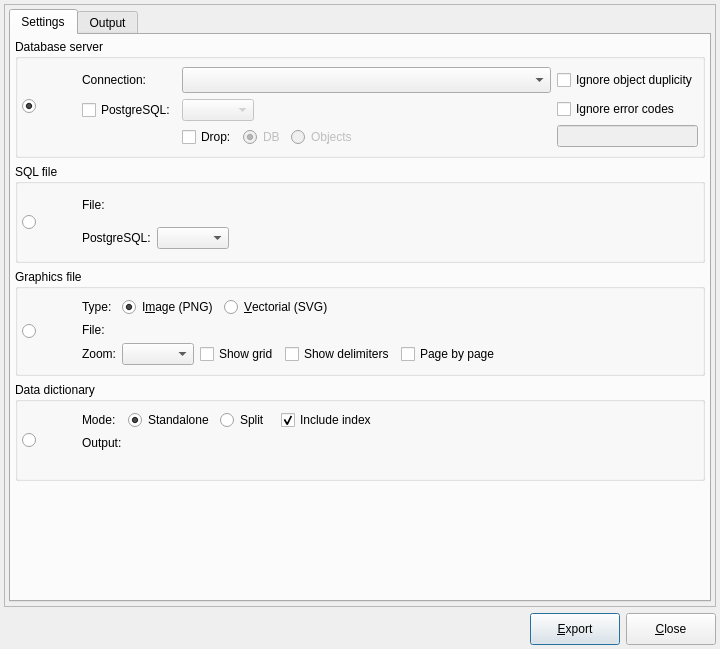
First picture: the form in libpgmodeler_ui/ui/modelexportform.ui, repository pgmodeler/pgmodeler, before the edit.
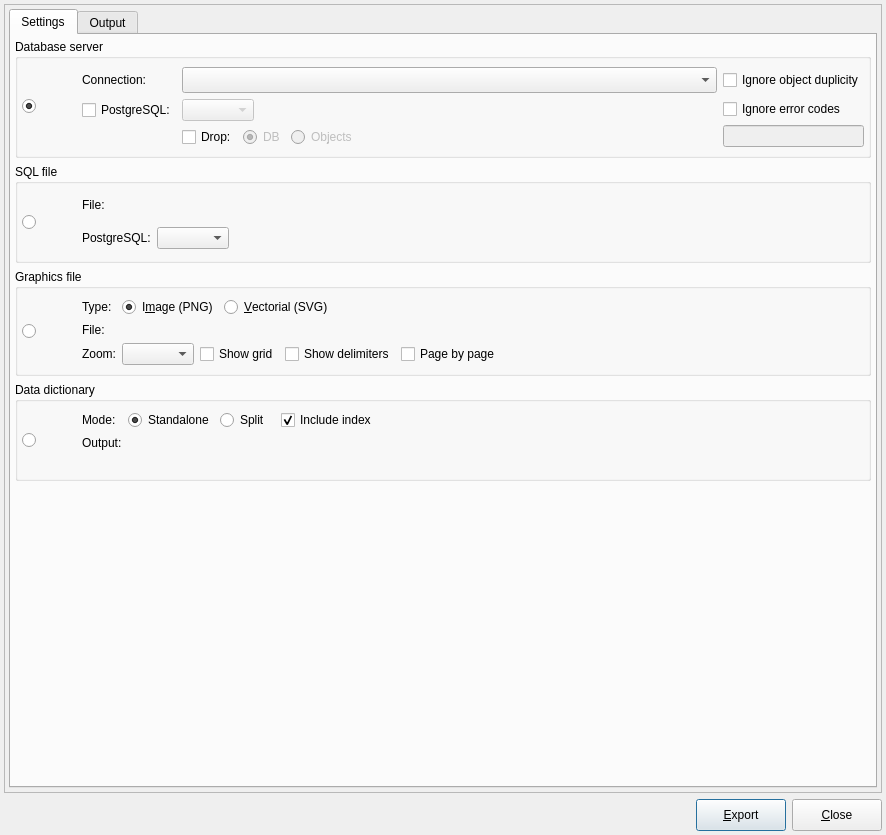
Second picture: the form after the edit. Icons and pictures are not drawn.

What changed in the file:
```diff
--- a/libpgmodeler_ui/ui/modelexportform.ui
+++ b/libpgmodeler_ui/ui/modelexportform.ui
@@ -9,8 +9,8 @@
    <rect>
     <x>0</x>
     <y>0</y>
-    <width>720</width>
-    <height>649</height>
+    <width>886</width>
+    <height>835</height>
    </rect>
   </property>
   <property name="sizePolicy">
```
